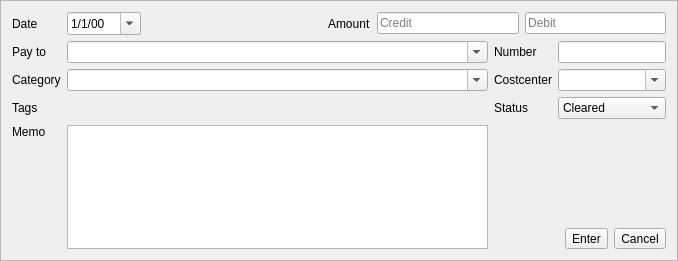
This is kmymoney/views/newtransactioneditor.ui in KDE/kmymoney as Qt 5 draws it before an edit. The edited form follows.
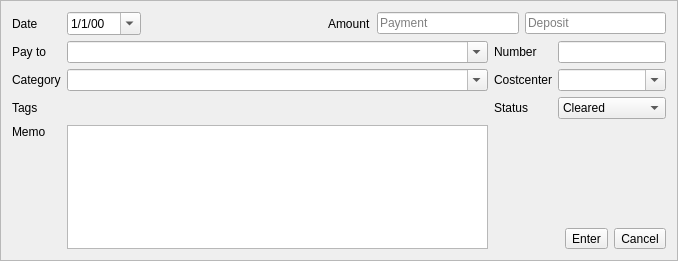
This is the edited form. Custom widgets are drawn as their Qt base class.

Commit message:
Always show payment and deposit columns
and enter payment and deposit in separated widgets

The edit to the form file:
```diff
--- a/kmymoney/views/newtransactioneditor.ui
+++ b/kmymoney/views/newtransactioneditor.ui
@@ -82,7 +82,7 @@
         </sizepolicy>
        </property>
        <property name="placeholderText">
-        <string>Credit</string>
+        <string>Payment</string>
        </property>
       </widget>
      </item>
@@ -95,7 +95,7 @@
         </sizepolicy>
        </property>
        <property name="placeholderText">
-        <string>Debit</string>
+        <string>Deposit</string>
        </property>
       </widget>
      </item>
```
The commit also changes 9 other files.
